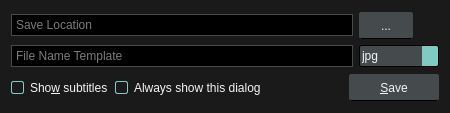
First picture: the form in src/ui/screenshotdialog.ui, repository u8sand/Baka-MPlayer, before the edit.
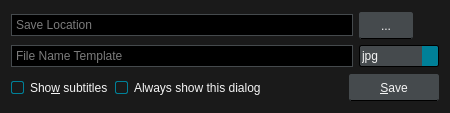
Second picture: the form after the edit. Icons and pictures are not drawn.

```diff
--- a/src/ui/screenshotdialog.ui
+++ b/src/ui/screenshotdialog.ui
@@ -26,7 +26,7 @@
 QGroupBox::indicator{
 	width: 11px;
 	height: 11px;
-	border: 1px solid #7FCAC3;
+	border: 1px solid #008098;
 	border-radius: 2px;
 }
 QCheckBox::indicator:unchecked,
@@ -37,8 +37,8 @@
 }
 QCheckBox::indicator:checked,
 QGroupBox::indicator:checked {
-	border: 1px solid #7FCAC3;
-	background: #7FCAC3;
+	border: 1px solid #008098;
+	background: #008098;
 	image: url(:/img/checked.svg);
 }
 
@@ -54,7 +54,7 @@
 	border: 1px solid #7FCAC3;
 }
 QComboBox::drop-down {
-	background: #7FCAC3;
+	background: #008098;
 	border-top-right-radius: 2px;
 	border-bottom-right-radius: 2px;
 }
```
Left out of the diff: 6 changed lines with no effect on the pictures.
